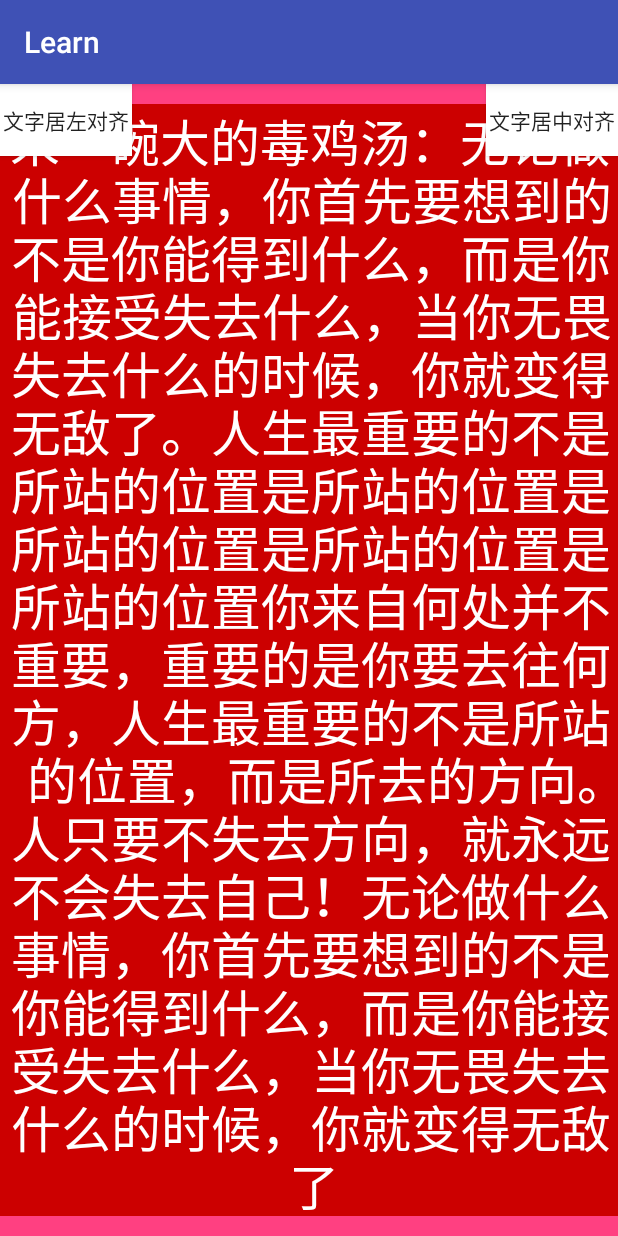
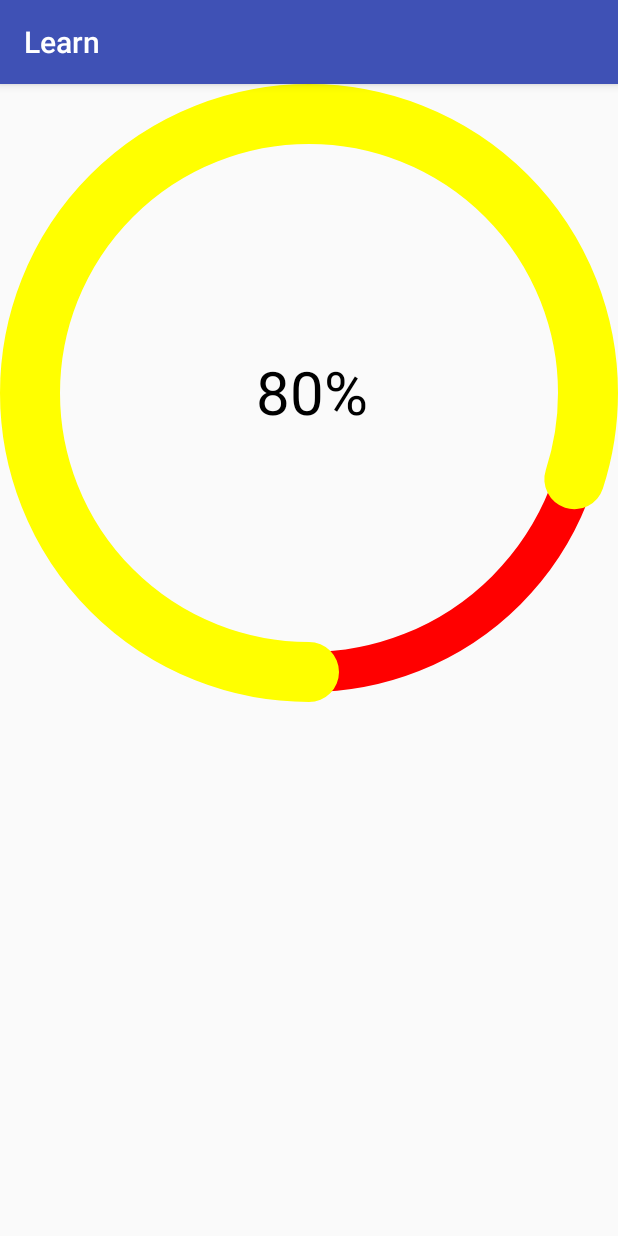
Before and after one commit to GraceJoJo/MVP_Kotlin_Rx, an Android app: the screen it shows after launch (MainActivity), on a phone screen of 412 x 824 dp. Run offline under Robolectric (Android 15) with nearby library versions, the phone set to English and light mode, and no system bars.

Commit message:
（1）自定义view实现可动态改变进度的圆环

```diff
--- a/learn/src/main/java/com/example/jojo/learn/MainActivity.java
+++ b/learn/src/main/java/com/example/jojo/learn/MainActivity.java
@@ -1,25 +1,49 @@
 package com.example.jojo.learn;
 
+import android.os.Bundle;
+import android.os.SystemClock;
 import android.support.v7.app.AppCompatActivity;
-import android.os.Bundle;
-import android.view.View;
 
 import com.example.jojo.learn.customview.MyTextView;
+import com.example.jojo.learn.customview.SportStepView;
 
 public class MainActivity extends AppCompatActivity {
 
     private MyTextView mytextview;
+    private SportStepView sportStepView;
+    private int mCurrentProgress;
+    private int rate;
 
     @Override
     protected void onCreate(Bundle savedInstanceState) {
         super.onCreate(savedInstanceState);
         setContentView(R.layout.activity_main);
-        mytextview = findViewById(R.id.mytextview);
+//        mytextview = findViewById(R.id.mytextview);
+        final SportStepView sportStepView = findViewById(R.id.sportstepview);
+        mCurrentProgress = 80;
+        //速度,值越大，变化速度越快
+        rate = 2;
+        //开一个分线程，动态改变进度的值，不断绘制达到进度变化的效果
+        new Thread(new Runnable() {
+            @Override
+            public void run() {
+                sportStepView.setCurrentProgress(0);
+
+                for (int i = 0; i < mCurrentProgress / rate; i++) {
+                    sportStepView.setCurrentProgress(sportStepView.getCurrentProgress() + rate);
+                    SystemClock.sleep(20);
+//                pb_progress.invalidate();//invalidate()必须在主线程中执行，此处不能使用
+                    sportStepView.postInvalidate();//强制重绘，postInvalidate()可以在主线程也可以在分线程中执行
+                }
+            }
+        }).start();
+
     }
-    public void textLayoutLeft(View v) {
-        mytextview.reLayoutText(0);
-    }
-    public void textLayoutCenter(View v) {
-        mytextview.reLayoutText(1);
-    }
+
+    //    public void textLayoutLeft(View v) {
+//        mytextview.reLayoutText(0);
+//    }
+//    public void textLayoutCenter(View v) {
+//        mytextview.reLayoutText(1);
+//    }
 }
--- /dev/null
+++ b/learn/src/main/java/com/example/jojo/learn/customview/SportStepView.java
@@ -0,0 +1,172 @@
+package com.example.jojo.learn.customview;
+
+import android.content.Context;
+import android.content.res.TypedArray;
+import android.graphics.Canvas;
+import android.graphics.Color;
+import android.graphics.Paint;
+import android.graphics.Rect;
+import android.graphics.RectF;
+import android.support.annotation.Nullable;
+import android.util.AttributeSet;
+import android.util.TypedValue;
+import android.view.View;
+
+import com.example.jojo.learn.R;
+
+/**
+ * Created by JoJo on 2018/7/31.
+ * wechat:18510829974
+ * description: 仿钉钉运动步数
+ */
+
+public class SportStepView extends View {
+
+
+    //内圆环颜色
+    private int innerRoundColor;
+    //外圆环颜色
+    private int outerRoundColor;
+    //绘制背景圆环的画笔
+    private Paint mPaint;
+    //绘制外面进度的圆环的画笔
+    private Paint mProgressPaint;
+    //绘制外面进度的圆环的画笔
+    private Paint mTextPaint;
+    //背景圆弧的绘制的宽度
+    private int mRoundWidth = 40;
+    //进度圆环的宽度
+    private float mProgressRoundWidth = 60;
+    private int mTextSize = 40;//单位 sp
+
+    //圆环最大进度
+    private int mMaxProgress = 100;
+    //圆环当前进度
+    private int mCurrentProgress = 0;
+
+    public SportStepView(Context context) {
+        this(context, null);
+    }
+
+    public SportStepView(Context context, @Nullable AttributeSet attrs) {
+        this(context, attrs, 0);
+    }
+
+    public SportStepView(Context context, @Nullable AttributeSet attrs, int defStyleAttr) {
+        super(context, attrs, defStyleAttr);
+        TypedArray typedArray = context.obtainStyledAttributes(attrs, R.styleable.SportStepView);
+        innerRoundColor = typedArray.getColor(R.styleable.SportStepView_innerRoundColor, Color.GRAY);
+        outerRoundColor = typedArray.getColor(R.styleable.SportStepView_outerRoundColor, Color.GRAY);
+
+        init();
+    }
+
+    @Override
+    protected void onMeasure(int widthMeasureSpec, int heightMeasureSpec) {
+        super.onMeasure(widthMeasureSpec, heightMeasureSpec);
+        //获取宽的模式
+        int widthMode = MeasureSpec.getMode(widthMeasureSpec);
+        int heightMode = MeasureSpec.getMode(heightMeasureSpec);
+        //获取宽的尺寸
+        int widthSize = MeasureSpec.getSize(widthMeasureSpec);
+        int heightSize = MeasureSpec.getSize(heightMeasureSpec);
+
+        //对wrap_content这种模式进行处理
+        if (heightMode == MeasureSpec.AT_MOST) {
+            heightSize = widthSize;
+        }
+        //以宽度为标准保存丈量结果
+        setMeasuredDimension(widthSize, heightSize);
+    }
+
+    private void init() {
+        mPaint = new Paint();
+        mPaint.setAntiAlias(true);
+        mPaint.setStyle(Paint.Style.STROKE);
+        mPaint.setColor(Color.RED);
+        mPaint.setStrokeWidth(mRoundWidth);
+
+        mProgressPaint = new Paint();
+        mProgressPaint.setAntiAlias(true);// 抗锯齿效果
+        mProgressPaint.setStyle(Paint.Style.STROKE);
+        mProgressPaint.setColor(Color.YELLOW);
+        mProgressPaint.setStrokeCap(Paint.Cap.ROUND);// 圆形笔头
+        mProgressPaint.setStrokeWidth(mProgressRoundWidth);
+
+        mTextPaint = new Paint();
+        mTextPaint.setAntiAlias(true);// 抗锯齿效果
+        mTextPaint.setStyle(Paint.Style.STROKE);
+        mTextPaint.setColor(Color.BLACK);
+        mTextPaint.setTextSize(sp2px(mTextSize));
+
+
+    }
+
+    @Override
+    protected void onDraw(Canvas canvas) {
+        super.onDraw(canvas);
+
+
+        /**
+         * 如果背景圆环和进度圆环宽度不一致，都以较大的宽度为准绘制。避免出现两者显示不居中的问题
+         */
+        //绘制背景圆环，设置画笔的Style为Paint.Style.STROKE，则绘制出来的为圆环，否则绘制出来的为圆
+//        canvas.drawCircle(getWidth() / 2, getHeight() / 2, getWidth() / 2, mPaint);
+        if (mRoundWidth < mProgressRoundWidth) {
+            canvas.drawCircle(getWidth() / 2, getHeight() / 2, getWidth() / 2 - mProgressRoundWidth / 2, mPaint);
+        } else {
+            //正常情况下
+            canvas.drawCircle(getWidth() / 2, getHeight() / 2, getWidth() / 2 - mRoundWidth / 2, mPaint);
+        }
+
+        if (mRoundWidth < mProgressRoundWidth) {
+            // //正常情况下，绘制进度圆环
+            RectF oval = new RectF(0 + mProgressRoundWidth / 2, 0 + mProgressRoundWidth / 2, getWidth() - mProgressRoundWidth / 2, getWidth() - mProgressRoundWidth / 2);
+            //        RectF oval = new RectF(0 , 0, getWidth(), getWidth());
+            //画圆弧 useCenter:是否显示圆内的横线 下面的绘制0,360的圆弧，也可以实现绘制圆环的效果
+            canvas.drawArc(oval, 0 + 90, mCurrentProgress * 1f / mMaxProgress * 360, false, mProgressPaint);
+        } else {
+            //绘制进度圆环
+            RectF oval = new RectF(0 + mRoundWidth / 2, 0 + mRoundWidth / 2, getWidth() - mRoundWidth / 2, getWidth() - mRoundWidth / 2);
+            //画圆弧 useCenter:是否显示圆内的横线 下面的绘制0,360的圆弧，也可以实现绘制圆环的效果
+            canvas.drawArc(oval, 0 + 90, mCurrentProgress * 1f / mMaxProgress * 360, false, mProgressPaint);
+        }
+
+
+        //绘制中间的文字
+        Rect textRect = new Rect();
+        //进度百分比
+        int progressPercent = (int) (mCurrentProgress * 1f / mMaxProgress * 100);
+        String mShowText = progressPercent + "%";
+        mTextPaint.getTextBounds(mShowText, 0, mShowText.length(), textRect);
+        canvas.drawText(mShowText, getWidth() / 2 - textRect.width() / 2, getHeight() / 2 + textRect.height() / 2, mTextPaint);
+    }
+
+    public void setCurrentProgress(int currentProgress) {
+        this.mCurrentProgress = currentProgress;
+    }
+
+    public void setMaxProgress(int maxProgress) {
+        this.mMaxProgress = maxProgress;
+    }
+
+    public int getMaxProgress() {
+        return mMaxProgress;
+    }
+
+    public int getCurrentProgress() {
+        return mCurrentProgress;
+    }
+
+
+    /**
+     * 将sp转换成px
+     *
+     * @param sp
+     * @return
+     */
+    private int sp2px(int sp) {
+        return (int) TypedValue.applyDimension(TypedValue.COMPLEX_UNIT_SP, sp,
+                getResources().getDisplayMetrics());
+    }
+}
--- a/learn/src/main/res/layout/activity_main.xml
+++ b/learn/src/main/res/layout/activity_main.xml
@@ -2,33 +2,36 @@
 <RelativeLayout xmlns:android="http://schemas.android.com/apk/res/android"
     xmlns:mytext="http://schemas.android.com/apk/res-auto"
     android:layout_width="match_parent"
-    android:layout_height="match_parent"
-    android:background="@color/colorAccent">
+    android:layout_height="match_parent">
 
 
-    <Button
-        android:layout_width="wrap_content"
-        android:layout_height="wrap_content"
-        android:background="@android:color/white"
-        android:onClick="textLayoutLeft"
-        android:text="文字居左对齐" />
-    <Button
-        android:layout_width="wrap_content"
-        android:layout_height="wrap_content"
-        android:layout_alignParentRight="true"
-        android:background="@android:color/white"
-        android:onClick="textLayoutCenter"
-        android:text="文字居中对齐" />
+    <!--<Button-->
+    <!--android:layout_width="wrap_content"-->
+    <!--android:layout_height="wrap_content"-->
+    <!--android:background="@android:color/white"-->
+    <!--android:onClick="textLayoutLeft"-->
+    <!--android:text="文字居左对齐" />-->
+    <!--<Button-->
+    <!--android:layout_width="wrap_content"-->
+    <!--android:layout_height="wrap_content"-->
+    <!--android:layout_alignParentRight="true"-->
+    <!--android:background="@android:color/white"-->
+    <!--android:onClick="textLayoutCenter"-->
+    <!--android:text="文字居中对齐" />-->
 
 
-    <com.example.jojo.learn.customview.MyTextView
-        android:id="@+id/mytextview"
+    <!--<com.example.jojo.learn.customview.MyTextView-->
+    <!--android:id="@+id/mytextview"-->
+    <!--android:layout_width="wrap_content"-->
+    <!--android:layout_height="wrap_content"-->
+    <!--android:layout_centerInParent="true"-->
+    <!--android:background="@android:color/holo_red_dark"-->
+    <!--mytext:showMode="center"-->
+    <!--mytext:text="来一碗大的毒鸡汤：无论做什么事情，你首先要想到的不是你能得到什么，而是你能接受失去什么，当你无畏失去什么的时候，你就变得无敌了。人生最重要的不是所站的位置是所站的位置是所站的位置是所站的位置是所站的位置你来自何处并不重要，重要的是你要去往何方，人生最重要的不是所站的位置，而是所去的方向。人只要不失去方向，就永远不会失去自己！无论做什么事情，你首先要想到的不是你能得到什么，而是你能接受失去什么，当你无畏失去什么的时候，你就变得无敌了"-->
+    <!--mytext:textColor="@android:color/white"-->
+    <!--mytext:textSize="50px" />-->
+    <com.example.jojo.learn.customview.SportStepView
+        android:id="@+id/sportstepview"
         android:layout_width="wrap_content"
-        android:layout_height="wrap_content"
-        android:layout_centerInParent="true"
-        android:background="@android:color/holo_red_dark"
-        mytext:showMode="center"
-        mytext:text="来一碗大的毒鸡汤：无论做什么事情，你首先要想到的不是你能得到什么，而是你能接受失去什么，当你无畏失去什么的时候，你就变得无敌了。人生最重要的不是所站的位置是所站的位置是所站的位置是所站的位置是所站的位置你来自何处并不重要，重要的是你要去往何方，人生最重要的不是所站的位置，而是所去的方向。人只要不失去方向，就永远不会失去自己！无论做什么事情，你首先要想到的不是你能得到什么，而是你能接受失去什么，当你无畏失去什么的时候，你就变得无敌了"
-        mytext:textColor="@android:color/white"
-        mytext:textSize="50px" />
+        android:layout_height="wrap_content"/>
 </RelativeLayout>
--- a/learn/src/main/res/values/attrs.xml
+++ b/learn/src/main/res/values/attrs.xml
@@ -26,4 +26,11 @@
         <attr name="top_Margin" format="dimension" />
         <attr name="bottom_Margin" format="dimension" />
     </declare-styleable>
+    <!--运动步数view-->
+    <declare-styleable name="SportStepView">
+        <!--圆环半径-->
+        <attr name="radius" format="dimension"></attr>
+        <attr name="outerRoundColor" format="color"></attr>
+        <attr name="innerRoundColor" format="color"></attr>
+    </declare-styleable>
 </resources>
```
